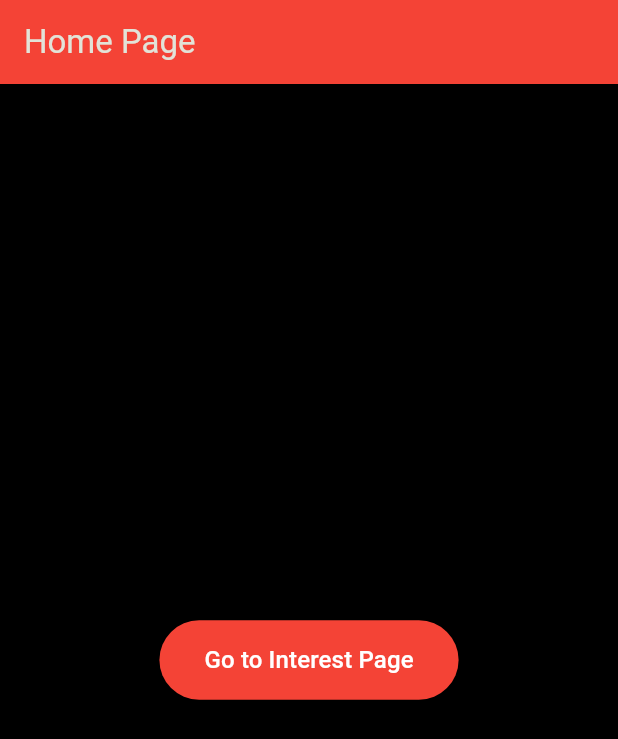
After one commit to quickrundeveloper-a11y/ott_app, a Flutter app: the HomePage screen opened directly, on a phone screen of 412 x 824 dp. The commit adds this screen. Shown: the top 739 px of the screen. Run offline on Flutter 3.47's test engine with Material 3 defaults, Android fonts, the phone set to English and light mode, and no system bars; our stand-ins replace cloud_firestore, firebase_auth, firebase_core, google_sign_in; accounts and stored records are empty.

Commit message:
code update

```diff
--- /dev/null
+++ b/lib/choose_category.dart
@@ -0,0 +1,53 @@
+import 'package:flutter/material.dart';
+import 'choose_interest_page.dart';
+
+void main() {
+  runApp(const MyApp());
+}
+
+class MyApp extends StatelessWidget {
+  const MyApp({super.key});
+
+  @override
+  Widget build(BuildContext context) {
+    return MaterialApp(
+      debugShowCheckedModeBanner: false,
+      title: 'Movie Interests',
+      theme: ThemeData.dark(),
+      home: const HomePage(),
+    );
+  }
+}
+
+class HomePage extends StatelessWidget {
+  const HomePage({super.key});
+
+  @override
+  Widget build(BuildContext context) {
+    return Scaffold(
+      backgroundColor: Colors.black,
+      appBar: AppBar(
+        title: const Text("Home Page"),
+        backgroundColor: Colors.red,
+      ),
+      body: Center(
+        child: ElevatedButton(
+          style: ElevatedButton.styleFrom(
+            backgroundColor: Colors.red,
+            padding: const EdgeInsets.symmetric(horizontal: 30, vertical: 15),
+          ),
+          onPressed: () {
+            Navigator.push(
+              context,
+              MaterialPageRoute(builder: (context) => const ChooseInterestPage()),
+            );
+          },
+          child: const Text(
+            "Go to Interest Page",
+            style: TextStyle(fontSize: 16, color: Colors.white),
+          ),
+        ),
+      ),
+    );
+  }
+}
--- a/lib/screens/complete_profile_screen.dart
+++ b/lib/screens/complete_profile_screen.dart
@@ -1,4 +1,4 @@
-import 'package:flutter/material.dart';
+   import 'package:flutter/material.dart';
 
 import '../auth_service.dart';
 import 'home_screen.dart';
```
